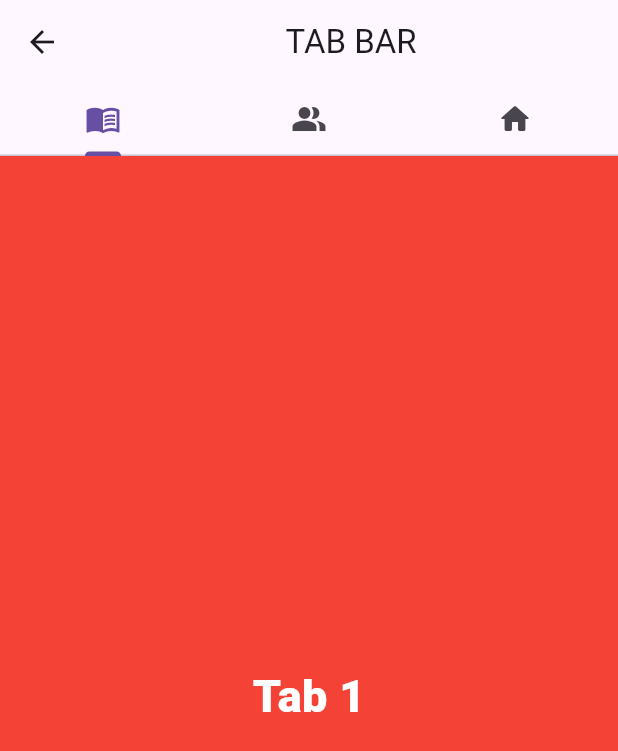
After one commit to NikitaOomory/les_flutter_ui, a Flutter app: the screen it shows after launch, after a tap on "TapBar", on a phone screen of 412 x 824 dp. The commit adds this screen. Shown: the top 751 px of the screen. Run offline on Flutter 3.47's test engine with Material 3 defaults, Android fonts, the phone set to English and light mode, and no system bars; our stand-ins replace glass.

Commit message:
Add TapBar

```diff
--- a/lib/models/model_card_ui_kit.dart
+++ b/lib/models/model_card_ui_kit.dart
@@ -3,12 +3,14 @@ class ModelCardUIKit{
   String imagePath;
   String description;
   bool viewSelected;
+  String navPath;
 
   ModelCardUIKit({
     required this.name,
     required this.imagePath,
     required this.description,
     required this.viewSelected,
+    required this.navPath,
 });
 
   static List<ModelCardUIKit> getUICard(){
@@ -19,28 +21,36 @@ class ModelCardUIKit{
           name: 'Мелиорация',
           imagePath: 'assets/img/screen_melio.jpg',
           description: 'UI-kit проекта мобильной версии мелиорации',
-          viewSelected: false),
+          viewSelected: false,
+          navPath: '',
+      ),
     );
     cards.add(
       ModelCardUIKit(
           name: 'ЭПК',
           imagePath: 'assets/img/screen.png',
           description: 'UI-kit проекта мобильной версии ЭПК',
-          viewSelected: false),
+          viewSelected: false,
+          navPath: '',
+      ),
     );
     cards.add(
       ModelCardUIKit(
           name: 'Семеноводство',
           imagePath: 'assets/img/screen.png',
           description: 'UI-kit проекта мобильной версии семеноводства',
-          viewSelected: false),
+          viewSelected: false,
+          navPath: '',
+      ),
     );
     cards.add(
       ModelCardUIKit(
           name: '30М',
           imagePath: 'assets/img/screen.png',
           description: 'UI-kit проекта мобильной версии 30М',
-          viewSelected: false),
+          viewSelected: false,
+          navPath: '/hack_your_w'
+      ),
     );
 
     return cards;
--- a/lib/models/model_card_widget.dart
+++ b/lib/models/model_card_widget.dart
@@ -25,10 +25,10 @@ class ModelCardWidget{
     );
     wigets.add(
       ModelCardWidget(
-          name: 'Widget',
+          name: 'TapBar',
           icon: Icon(Icons.settings),
           boxColor: Colors.deepOrange,
-          navPath: '/'
+          navPath: '/les_tab_bar'
       ),
     );
     wigets.add(
--- a/lib/routes.dart
+++ b/lib/routes.dart
@@ -1,7 +1,11 @@
 import 'package:les_flutter_ui/views/les_container_screen/les_container_screen.dart';
+import 'package:les_flutter_ui/views/les_tap_bar/les_tap_bar_screen.dart';
 import 'package:les_flutter_ui/views/main_navigation_screen.dart';
+import 'package:les_flutter_ui/views/ui_kits/hack_your_w.dart';
 
 final routes = {
   '/' : (context) => MainNavigationScreen(),
   '/les_container_screen' : (context) => LesContainerScreen(),
+  '/hack_your_w' : (context) => HackYourW(),
+  '/les_tab_bar' : (context) => LesTapBarScreen(),
 };
--- /dev/null
+++ b/lib/views/les_tap_bar/les_tap_bar_screen.dart
@@ -0,0 +1,67 @@
+import 'package:flutter/material.dart';
+
+class LesTapBarScreen extends StatefulWidget {
+  State<StatefulWidget> createState() => _LesTabBarScreen();
+}
+
+class _LesTabBarScreen extends State<LesTapBarScreen> {
+  @override
+  Widget build(BuildContext context) {
+    return DefaultTabController(
+      length: 3,
+      child: Scaffold(
+        appBar: AppBar(
+          title: Center(child: Text('TAB BAR')),
+        ),
+        body: Column(
+          children: [
+            TabBar(
+              tabs: [
+                Tab(
+                  icon: Icon(Icons.menu_book_outlined),
+                ),
+                Tab(
+                  icon: Icon(Icons.people_alt),
+                ),
+                Tab(
+                  icon: Icon(Icons.home_rounded),
+                ),
+              ],
+            ),
+            Expanded(
+              child: TabBarView(children: [
+                //Tab 1
+                getTab1(),
+                //Tab 2
+                getTab2(),
+                //Tab 3
+                getTab3(),
+              ]),
+            )
+          ],
+        ),
+      ),
+    );
+  }
+
+  Container getTab1() {
+    return Container(
+      color: Colors.red,
+      child: Center(child: Text('Tab 1', style: TextStyle(fontSize: 30, color: Colors.white, fontWeight: FontWeight.w800),),),
+    );
+  }
+
+  Container getTab2() {
+    return Container(
+        color: Colors.green,
+        child: Center(child: Text('Tab 2', style: TextStyle(fontSize: 30, color: Colors.white, fontWeight: FontWeight.w800),),)
+    );
+  }
+
+  Container getTab3() {
+    return Container(
+      color: Colors.blue,
+      child: Center(child: Text('Tab 3', style: TextStyle(fontSize: 30, color: Colors.white, fontWeight: FontWeight.w800),),)
+    );
+  }
+}
--- a/lib/views/main_navigation_screen.dart
+++ b/lib/views/main_navigation_screen.dart
@@ -243,7 +243,11 @@ Padding kitsList(List<ModelCardUIKit> kits){
         itemCount: kits.length,
         scrollDirection: Axis.horizontal,
         itemBuilder: (context, index) {
-          return Container(
+          return GestureDetector(
+            onTap: (){
+              Navigator.of(context).pushNamed(kits[index].navPath);
+            },
+            child: Container(
               width: 350,
               decoration: BoxDecoration(
                   borderRadius: BorderRadius.circular(30),
@@ -296,6 +300,7 @@ Padding kitsList(List<ModelCardUIKit> kits){
                       )),
                 ],
               ),
+            ),
           );
         },
       ),
--- a/pubspec.yaml
+++ b/pubspec.yaml
@@ -30,6 +30,7 @@ environment:
 dependencies:
   flutter:
     sdk: flutter
+  glass: ^2.0.0+2
 
   # The following adds the Cupertino Icons font to your application.
   # Use with the CupertinoIcons class for iOS style icons.
```
Also changed, not shown: lib/views/ui_kits/hack_your_w.dart (added, +46 -0 lines), pubspec.lock. Lines whose indentation alone changed are shown as unchanged.
